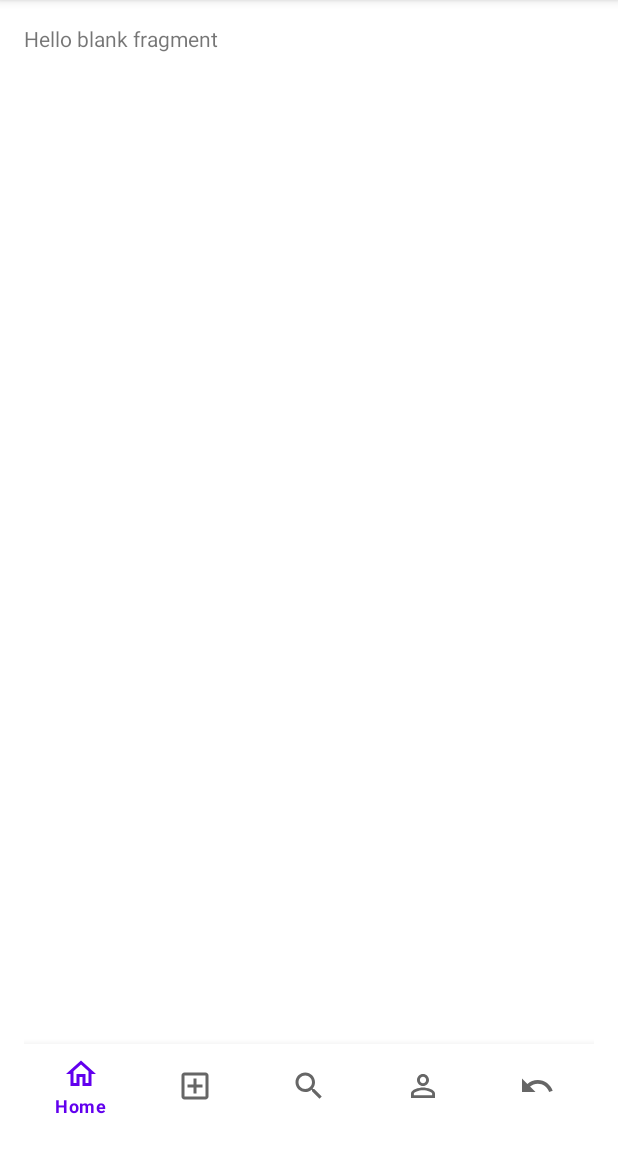
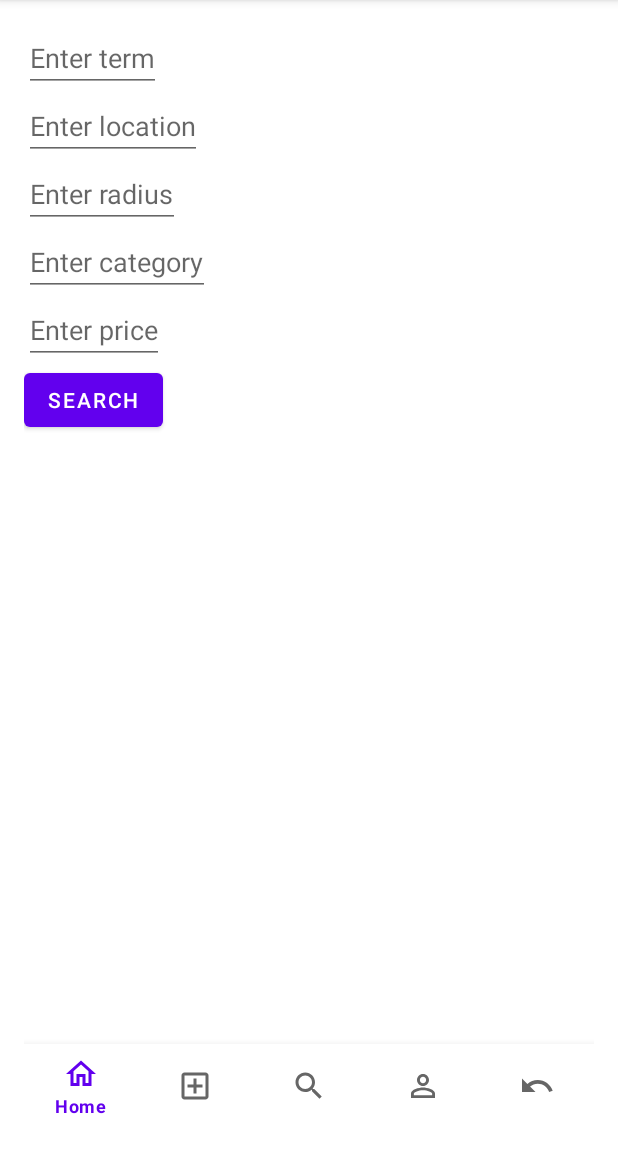
Before and after one commit to evaprakash/FBUApp, an Android app: the fragment SearchFragment placed in its activity, on a phone screen of 412 x 824 dp, the part 84-1236 px from its top. Run offline under Robolectric (Android 15) with nearby library versions, the phone set to English and light mode, and no system bars; libraries missing offline, so code that uses them is left out: com.parse, org.parceler; pictures from the network do not load; 6 statements that could not run were skipped.

Commit message:
Error with not receiving user input

```diff
--- a/app/src/main/java/com/example/fbuapp/YelpService.java
+++ b/app/src/main/java/com/example/fbuapp/YelpService.java
@@ -14,5 +14,5 @@ import retrofit2.http.Query;
 public interface YelpService {
     @Headers({"Authorization: Bearer LNaxxtZQkOaK1kgcOt5GWyR03XLK9f845_ERPH-OkWHT0uid2MGrwgbkwRjSljBwbiqrCIgQ_HmOe_9AmXbaEmZphE0iuub830kk4yuqn4HX7cQZ8JKJH_1T-N34YHYx"})
     @GET("businesses/search")
-    Call<ResponseBody> filteredSearch(@Query("term") String term, @Query("location") String location);
+    Call<ResponseBody> filteredSearch(@Query("term") String term, @Query("location") String location, @Query("category") String category, @Query("price") String price);
 }
--- a/app/src/main/java/com/example/fbuapp/fragments/SearchFragment.java
+++ b/app/src/main/java/com/example/fbuapp/fragments/SearchFragment.java
@@ -5,6 +5,8 @@ import android.util.Log;
 import android.view.LayoutInflater;
 import android.view.View;
 import android.view.ViewGroup;
+import android.widget.Button;
+import android.widget.EditText;
 
 import androidx.annotation.NonNull;
 import androidx.annotation.Nullable;
@@ -35,6 +37,12 @@ public class SearchFragment extends Fragment {
     private final String API_KEY = "LNaxxtZQkOaK1kgcOt5GWyR03XLK9f845_ERPH-OkWHT0uid2MGrwgbkwRjSljBwbiqrCIgQ_HmOe_9AmXbaEmZphE0iuub830kk4yuqn4HX7cQZ8JKJH_1T-N34YHYx";
     private final String AUTH_HEADER = "Bearer " + API_KEY;
     private final String TAG = "SearchFragment";
+    private EditText term;
+    private EditText location;
+    private EditText radius;
+    private EditText category;
+    private EditText price;
+    private Button btnSearch;
 
     public SearchFragment() {
         // Required empty public constructor
@@ -49,12 +57,32 @@ public class SearchFragment extends Fragment {
     @Override
     public void onViewCreated(@NonNull View view, @Nullable Bundle savedInstanceState) {
         super.onViewCreated(view, savedInstanceState);
+
+        term = view.findViewById(R.id.term);
+        location = view.findViewById(R.id.location);
+        radius = view.findViewById(R.id.radius);
+        category = view.findViewById(R.id.category);
+        price = view.findViewById(R.id.price);
+        btnSearch = view.findViewById(R.id.btnSearch);
+
+        String termContent = term.getText().toString();
+        String locationContent = location.getText().toString();
+        //java.lang.NumberFormatException: For input string: ""
+        //String radiusContent = term.getText().toString();
+        String categoryContent = category.getText().toString();
+        String priceContent = price.getText().toString();
+        System.out.println("!!! " + locationContent + " " + categoryContent + " " + priceContent);
+
+        btnSearch.setOnClickListener(new View.OnClickListener() {
+            @Override
+            public void onClick(View v) {
                 Retrofit retrofit = new Retrofit.Builder()
                         .baseUrl(BASE_URL)
                         .addConverterFactory(GsonConverterFactory.create())
                         .build();
                 YelpService yelpService = retrofit.create(YelpService.class);
-        Call<ResponseBody> call = yelpService.filteredSearch("Starbucks", "California");
+                System.out.println("!!! " + locationContent + " " + categoryContent + " " + priceContent);
+                Call<ResponseBody> call = yelpService.filteredSearch(termContent, locationContent, categoryContent, priceContent);
                 call.enqueue(new Callback<ResponseBody>() {
                     @Override
                     public void onResponse(Call<ResponseBody> call, Response<ResponseBody> response) {
@@ -77,4 +105,6 @@ public class SearchFragment extends Fragment {
                     }
                 });
             }
+        });
     }
+}
--- a/app/src/main/res/layout/fragment_search.xml
+++ b/app/src/main/res/layout/fragment_search.xml
@@ -1,14 +1,47 @@
 <?xml version="1.0" encoding="utf-8"?>
-<FrameLayout xmlns:android="http://schemas.android.com/apk/res/android"
+<LinearLayout
+    xmlns:android="http://schemas.android.com/apk/res/android"
     xmlns:tools="http://schemas.android.com/tools"
     android:layout_width="match_parent"
     android:layout_height="match_parent"
+    android:orientation="vertical"
     tools:context=".fragments.SearchFragment">
 
     <!-- TODO: Update blank fragment layout -->
-    <TextView
-        android:layout_width="match_parent"
-        android:layout_height="match_parent"
-        android:text="@string/hello_blank_fragment" />
+    <EditText
+        android:id="@+id/term"
+        android:layout_width="wrap_content"
+        android:layout_height="wrap_content"
+        android:hint="Enter term" />
 
-</FrameLayout>
+    <EditText
+        android:id="@+id/location"
+        android:layout_width="wrap_content"
+        android:layout_height="wrap_content"
+        android:hint="Enter location" />
+
+    <EditText
+        android:id="@+id/radius"
+        android:layout_width="wrap_content"
+        android:layout_height="wrap_content"
+        android:hint="Enter radius" />
+
+    <EditText
+        android:id="@+id/category"
+        android:layout_width="wrap_content"
+        android:layout_height="wrap_content"
+        android:hint="Enter category" />
+
+    <EditText
+        android:id="@+id/price"
+        android:layout_width="wrap_content"
+        android:layout_height="wrap_content"
+        android:hint="Enter price" />
+
+    <Button
+        android:id="@+id/btnSearch"
+        android:layout_width="wrap_content"
+        android:layout_height="wrap_content"
+        android:text="search" />
+
+</LinearLayout>
```
Lines whose indentation alone changed are shown as unchanged.
